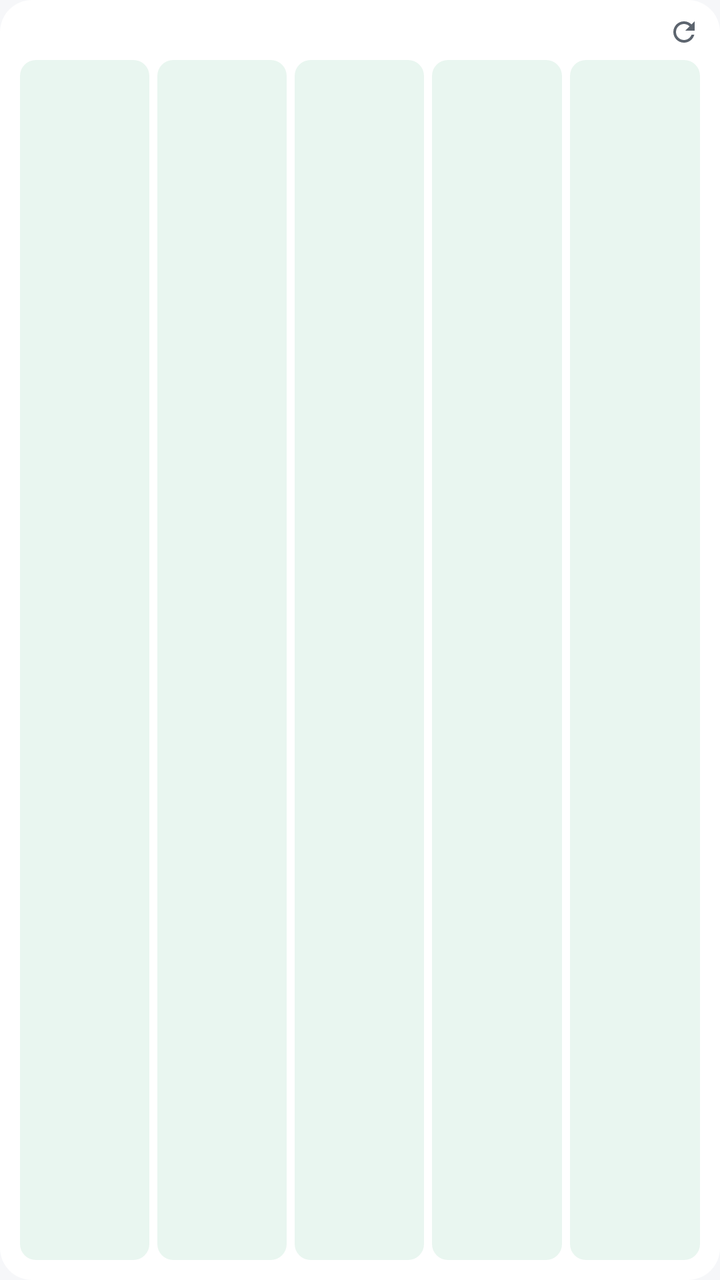
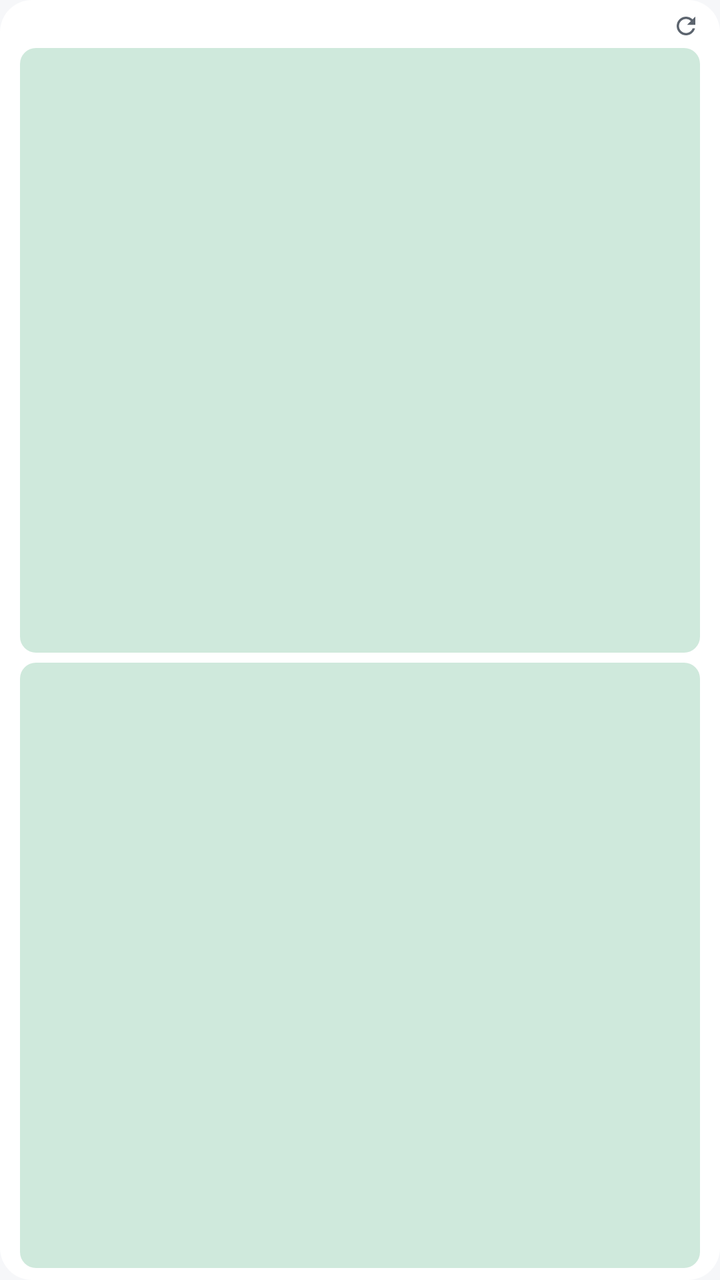

Before-and-after screenshots of an Android layout around one commit, followed by the original layout XML and the change that was made.
<!-- AndroidManifest.xml: application theme Theme.GzucmPocket -->
<!-- res/layout/widget_today_horizontal.xml -->
<?xml version="1.0" encoding="utf-8"?>
<LinearLayout xmlns:android="http://schemas.android.com/apk/res/android"
    android:id="@+id/widget_root"
    android:layout_width="match_parent"
    android:layout_height="match_parent"
    android:background="@drawable/widget_bg"
    android:orientation="vertical"
    android:paddingStart="10dp"
    android:paddingTop="8dp"
    android:paddingEnd="10dp"
    android:paddingBottom="10dp">

    <LinearLayout
        android:layout_width="match_parent"
        android:layout_height="wrap_content"
        android:gravity="center_vertical"
        android:orientation="horizontal">

        <TextView
            android:id="@+id/widget_header"
            android:layout_width="0dp"
            android:layout_height="wrap_content"
            android:layout_weight="1"
            android:ellipsize="end"
            android:maxLines="1"
            android:textColor="@color/widget_text_dim"
            android:textSize="10sp" />

        <ImageView
            android:id="@+id/widget_refresh"
            android:layout_width="16dp"
            android:layout_height="16dp"
            android:contentDescription="@string/widget_refresh"
            android:src="@drawable/ic_widget_refresh" />
    </LinearLayout>

    <FrameLayout
        android:layout_width="match_parent"
        android:layout_height="0dp"
        android:layout_weight="1">

        <LinearLayout
            android:id="@+id/widget_blocks"
            android:layout_width="match_parent"
            android:layout_height="match_parent"
            android:layout_marginTop="6dp"
            android:orientation="horizontal">

            <LinearLayout
                android:id="@+id/hb1"
                android:layout_width="0dp"
                android:layout_height="match_parent"
                android:layout_marginEnd="4dp"
                android:layout_weight="1"
                android:background="@drawable/widget_block"
                android:orientation="vertical"
                android:padding="5dp">

                <TextView
                    android:id="@+id/hb1_name"
                    android:layout_width="match_parent"
                    android:layout_height="wrap_content"
                    android:ellipsize="end"
                    android:maxLines="2"
                    android:textColor="@color/widget_block_text"
                    android:textSize="10sp" />

                <TextView
                    android:id="@+id/hb1_time"
                    android:layout_width="match_parent"
                    android:layout_height="wrap_content"
                    android:layout_marginTop="2dp"
                    android:ellipsize="end"
                    android:maxLines="1"
                    android:textColor="@color/widget_block_text"
                    android:textSize="8sp" />
            </LinearLayout>

            <LinearLayout
                android:id="@+id/hb2"
                android:layout_width="0dp"
                android:layout_height="match_parent"
                android:layout_marginEnd="4dp"
                android:layout_weight="1"
                android:background="@drawable/widget_block"
                android:orientation="vertical"
                android:padding="5dp">

                <TextView
                    android:id="@+id/hb2_name"
                    android:layout_width="match_parent"
                    android:layout_height="wrap_content"
                    android:ellipsize="end"
                    android:maxLines="2"
                    android:textColor="@color/widget_block_text"
                    android:textSize="10sp" />

                <TextView
                    android:id="@+id/hb2_time"
                    android:layout_width="match_parent"
                    android:layout_height="wrap_content"
                    android:layout_marginTop="2dp"
                    android:ellipsize="end"
                    android:maxLines="1"
                    android:textColor="@color/widget_block_text"
                    android:textSize="8sp" />
            </LinearLayout>

            <LinearLayout
                android:id="@+id/hb3"
                android:layout_width="0dp"
                android:layout_height="match_parent"
                android:layout_marginEnd="4dp"
                android:layout_weight="1"
                android:background="@drawable/widget_block"
                android:orientation="vertical"
                android:padding="5dp">

                <TextView
                    android:id="@+id/hb3_name"
                    android:layout_width="match_parent"
                    android:layout_height="wrap_content"
                    android:ellipsize="end"
                    android:maxLines="2"
                    android:textColor="@color/widget_block_text"
                    android:textSize="10sp" />

                <TextView
                    android:id="@+id/hb3_time"
                    android:layout_width="match_parent"
                    android:layout_height="wrap_content"
                    android:layout_marginTop="2dp"
                    android:ellipsize="end"
                    android:maxLines="1"
                    android:textColor="@color/widget_block_text"
                    android:textSize="8sp" />
            </LinearLayout>

            <LinearLayout
                android:id="@+id/hb4"
                android:layout_width="0dp"
                android:layout_height="match_parent"
                android:layout_marginEnd="4dp"
                android:layout_weight="1"
                android:background="@drawable/widget_block"
                android:orientation="vertical"
                android:padding="5dp">

                <TextView
                    android:id="@+id/hb4_name"
                    android:layout_width="match_parent"
                    android:layout_height="wrap_content"
                    android:ellipsize="end"
                    android:maxLines="2"
                    android:textColor="@color/widget_block_text"
                    android:textSize="10sp" />

                <TextView
                    android:id="@+id/hb4_time"
                    android:layout_width="match_parent"
                    android:layout_height="wrap_content"
                    android:layout_marginTop="2dp"
                    android:ellipsize="end"
                    android:maxLines="1"
                    android:textColor="@color/widget_block_text"
                    android:textSize="8sp" />
            </LinearLayout>

            <LinearLayout
                android:id="@+id/hb5"
                android:layout_width="0dp"
                android:layout_height="match_parent"
                android:layout_weight="1"
                android:background="@drawable/widget_block"
                android:orientation="vertical"
                android:padding="5dp">

                <TextView
                    android:id="@+id/hb5_name"
                    android:layout_width="match_parent"
                    android:layout_height="wrap_content"
                    android:ellipsize="end"
                    android:maxLines="2"
                    android:textColor="@color/widget_block_text"
                    android:textSize="10sp" />

                <TextView
                    android:id="@+id/hb5_time"
                    android:layout_width="match_parent"
                    android:layout_height="wrap_content"
                    android:layout_marginTop="2dp"
                    android:ellipsize="end"
                    android:maxLines="1"
                    android:textColor="@color/widget_block_text"
                    android:textSize="8sp" />
            </LinearLayout>
        </LinearLayout>

        <TextView
            android:id="@+id/widget_empty"
            android:layout_width="match_parent"
            android:layout_height="match_parent"
            android:gravity="center_vertical"
            android:textColor="@color/widget_text_dim"
            android:textSize="12sp"
            android:visibility="gone" />
    </FrameLayout>
</LinearLayout>
<!-- resources referenced by this layout -->
<resources>
  <color name="widget_block_text">#0B3B29</color>
  <color name="widget_text_dim">#5C646E</color>
  <!-- drawable ic_widget_refresh (drawable) -->
  <?xml version="1.0" encoding="utf-8"?>
  <vector xmlns:android="http://schemas.android.com/apk/res/android"
      android:width="24dp"
      android:height="24dp"
      android:viewportWidth="24"
      android:viewportHeight="24">
      <path
          android:fillColor="@color/widget_text_dim"
          android:pathData="M17.65,6.35C16.2,4.9 14.21,4 12,4c-4.42,0 -7.99,3.58 -8,8s3.57,8 8,8c3.73,0 6.84,-2.55 7.73,-6h-2.08c-0.82,2.33 -3.04,4 -5.65,4 -3.31,0 -6,-2.69 -6,-6s2.69,-6 6,-6c1.66,0 3.14,0.69 4.22,1.78L13,11h7V4l-2.35,2.35z" />
  </vector>
  <!-- drawable widget_bg (drawable) -->
  <?xml version="1.0" encoding="utf-8"?>
  <shape xmlns:android="http://schemas.android.com/apk/res/android"
      android:shape="rectangle">
      <solid android:color="@color/widget_bg" />
      <corners android:radius="16dp" />
  </shape>
  <!-- drawable widget_block (drawable) -->
  <?xml version="1.0" encoding="utf-8"?>
  <shape xmlns:android="http://schemas.android.com/apk/res/android"
      android:shape="rectangle">
      <solid android:color="@color/widget_block" />
      <corners android:radius="8dp" />
  </shape>
  <string name="widget_refresh">刷新课表</string>
  <style name="Theme.GzucmPocket" parent="@android:style/Theme.Material.NoActionBar">
          
          <item name="android:statusBarColor">@android:color/transparent</item>
          <item name="android:navigationBarColor">@android:color/transparent</item>
          <item name="android:windowDrawsSystemBarBackgrounds">true</item>
          
          <item name="android:windowBackground">@color/window_background</item>
          <item name="android:windowLightStatusBar">@bool/light_system_bars</item>
          <item name="android:windowLightNavigationBar">@bool/light_system_bars</item>
          <item name="android:enforceStatusBarContrast">false</item>
          <item name="android:enforceNavigationBarContrast">false</item>
      </style>
  <color name="widget_bg">#FFFFFF</color>
  <color name="widget_block">#E9F6F0</color>
  <color name="window_background">#F6F7F9</color>
</resources>

<!-- the commit's change to res/layout/widget_today_horizontal.xml (unified diff, before → after) -->
@@ -6,9 +6,9 @@
     android:background="@drawable/widget_bg"
     android:orientation="vertical"
     android:paddingStart="10dp"
-    android:paddingTop="8dp"
+    android:paddingTop="6dp"
     android:paddingEnd="10dp"
-    android:paddingBottom="10dp">
+    android:paddingBottom="6dp">
 
     <LinearLayout
         android:layout_width="match_parent"
@@ -24,185 +24,162 @@
             android:ellipsize="end"
             android:maxLines="1"
             android:textColor="@color/widget_text_dim"
-            android:textSize="10sp" />
+            android:textSize="9sp" />
 
         <ImageView
             android:id="@+id/widget_refresh"
-            android:layout_width="16dp"
-            android:layout_height="16dp"
+            android:layout_width="14dp"
+            android:layout_height="14dp"
             android:contentDescription="@string/widget_refresh"
             android:src="@drawable/ic_widget_refresh" />
     </LinearLayout>
 
-    <FrameLayout
+    <LinearLayout
+        android:id="@+id/c1"
         android:layout_width="match_parent"
         android:layout_height="0dp"
-        android:layout_weight="1">
+        android:layout_marginTop="4dp"
+        android:layout_weight="1"
+        android:background="@drawable/widget_block"
+        android:gravity="center_vertical"
+        android:orientation="vertical"
+        android:paddingStart="8dp"
+        android:paddingTop="3dp"
+        android:paddingEnd="8dp"
+        android:paddingBottom="3dp">
+
+        <TextView
+            android:id="@+id/c1_start"
+            android:layout_width="46dp"
+            android:layout_height="wrap_content"
+            android:ellipsize="end"
+            android:maxLines="1"
+            android:textColor="@color/widget_text_dim"
+            android:textSize="9sp" />
 
         <LinearLayout
-            android:id="@+id/widget_blocks"
             android:layout_width="match_parent"
-            android:layout_height="match_parent"
-            android:layout_marginTop="6dp"
+            android:layout_height="wrap_content"
+            android:gravity="center_vertical"
             android:orientation="horizontal">
 
-            <LinearLayout
-                android:id="@+id/hb1"
+            <TextView
+                android:id="@+id/c1_end"
+                android:layout_width="46dp"
+                android:layout_height="wrap_content"
+                android:maxLines="1"
+                android:paddingStart="7dp"
+                android:textColor="@color/widget_text_dim"
+                android:textSize="9sp" />
+
+            <TextView
+                android:id="@+id/c1_name"
                 android:layout_width="0dp"
-                android:layout_height="match_parent"
-                android:layout_marginEnd="4dp"
+                android:layout_height="wrap_content"
                 android:layout_weight="1"
-                android:background="@drawable/widget_block"
-                android:orientation="vertical"
-                android:padding="5dp">
+                android:ellipsize="end"
+                android:maxLines="1"
+                android:textColor="@color/widget_text"
+                android:textSize="11sp" />
 
-                <TextView
-                    android:id="@+id/hb1_name"
-                    android:layout_width="match_parent"
-                    android:layout_height="wrap_content"
-                    android:ellipsize="end"
-                    android:maxLines="2"
-                    android:textColor="@color/widget_block_text"
-                    android:textSize="10sp" />
+            <TextView
+                android:id="@+id/c1_room"
+                android:layout_width="60dp"
+                android:layout_height="wrap_content"
+                android:ellipsize="end"
+                android:maxLines="1"
+                android:textColor="@color/widget_text_dim"
+                android:textSize="9sp" />
 
-                <TextView
-                    android:id="@+id/hb1_time"
-                    android:layout_width="match_parent"
-                    android:layout_height="wrap_content"
-                    android:layout_marginTop="2dp"
-                    android:ellipsize="end"
-                    android:maxLines="1"
-                    android:textColor="@color/widget_block_text"
-                    android:textSize="8sp" />
-            </LinearLayout>
+            <TextView
+                android:id="@+id/c1_teacher"
+                android:layout_width="34dp"
+                android:layout_height="wrap_content"
+                android:ellipsize="end"
+                android:gravity="end"
+                android:maxLines="1"
+                android:textColor="@color/widget_text_dim"
+                android:textSize="9sp" />
+        </LinearLayout>
+    </LinearLayout>
 
-            <LinearLayout
-                android:id="@+id/hb2"
-                android:layout_width="0dp"
-                android:layout_height="match_parent"
-                android:layout_marginEnd="4dp"
-                android:layout_weight="1"
-                android:background="@drawable/widget_block"
-                android:orientation="vertical"
-                android:padding="5dp">
-
-                <TextView
-                    android:id="@+id/hb2_name"
-                    android:layout_width="match_parent"
-                    android:layout_height="wrap_content"
-                    android:ellipsize="end"
-                    android:maxLines="2"
-                    android:textColor="@color/widget_block_text"
-                    android:textSize="10sp" />
-
-                <TextView
-                    android:id="@+id/hb2_time"
-                    android:layout_width="match_parent"
-                    android:layout_height="wrap_content"
-                    android:layout_marginTop="2dp"
-                    android:ellipsize="end"
-                    android:maxLines="1"
-                    android:textColor="@color/widget_block_text"
-                    android:textSize="8sp" />
-            </LinearLayout>
-
-            <LinearLayout
-                android:id="@+id/hb3"
-                android:layout_width="0dp"
-                android:layout_height="match_parent"
-                android:layout_marginEnd="4dp"
-                android:layout_weight="1"
-                android:background="@drawable/widget_block"
-                android:orientation="vertical"
-                android:padding="5dp">
-
-                <TextView
-                    android:id="@+id/hb3_name"
-                    android:layout_width="match_parent"
-                    android:layout_height="wrap_content"
-                    android:ellipsize="end"
-                    android:maxLines="2"
-                    android:textColor="@color/widget_block_text"
-                    android:textSize="10sp" />
-
-                <TextView
-                    android:id="@+id/hb3_time"
-                    android:layout_width="match_parent"
-                    android:layout_height="wrap_content"
-                    android:layout_marginTop="2dp"
-                    android:ellipsize="end"
-                    android:maxLines="1"
-                    android:textColor="@color/widget_block_text"
-                    android:textSize="8sp" />
-            </LinearLayout>
-
-            <LinearLayout
-                android:id="@+id/hb4"
-                android:layout_width="0dp"
-                android:layout_height="match_parent"
-                android:layout_marginEnd="4dp"
-                android:layout_weight="1"
-                android:background="@drawable/widget_block"
-                android:orientation="vertical"
-                android:padding="5dp">
-
-                <TextView
-                    android:id="@+id/hb4_name"
-                    android:layout_width="match_parent"
-                    android:layout_height="wrap_content"
-                    android:ellipsize="end"
-                    android:maxLines="2"
-                    android:textColor="@color/widget_block_text"
-                    android:textSize="10sp" />
-
-                <TextView
-                    android:id="@+id/hb4_time"
-                    android:layout_width="match_parent"
-                    android:layout_height="wrap_content"
-                    android:layout_marginTop="2dp"
-                    android:ellipsize="end"
-                    android:maxLines="1"
-                    android:textColor="@color/widget_block_text"
-                    android:textSize="8sp" />
-            </LinearLayout>
-
-            <LinearLayout
-                android:id="@+id/hb5"
-                android:layout_width="0dp"
-                android:layout_height="match_parent"
-                android:layout_weight="1"
-                android:background="@drawable/widget_block"
-                android:orientation="vertical"
-                android:padding="5dp">
-
-                <TextView
-                    android:id="@+id/hb5_name"
-                    android:layout_width="match_parent"
-                    android:layout_height="wrap_content"
-                    android:ellipsize="end"
-                    android:maxLines="2"
-                    android:textColor="@color/widget_block_text"
-                    android:textSize="10sp" />
-
-                <TextView
-                    android:id="@+id/hb5_time"
-                    android:layout_width="match_parent"
-                    android:layout_height="wrap_content"
-                    android:layout_marginTop="2dp"
-                    android:ellipsize="end"
-                    android:maxLines="1"
-                    android:textColor="@color/widget_block_text"
-                    android:textSize="8sp" />
-            </LinearLayout>
-        </LinearLayout>
+    <LinearLayout
+        android:id="@+id/c2"
+        android:layout_width="match_parent"
+        android:layout_height="0dp"
+        android:layout_marginTop="5dp"
+        android:layout_weight="1"
+        android:background="@drawable/widget_block"
+        android:gravity="center_vertical"
+        android:orientation="vertical"
+        android:paddingStart="8dp"
+        android:paddingTop="3dp"
+        android:paddingEnd="8dp"
+        android:paddingBottom="3dp">
 
         <TextView
-            android:id="@+id/widget_empty"
+            android:id="@+id/c2_start"
+            android:layout_width="46dp"
+            android:layout_height="wrap_content"
+            android:ellipsize="end"
+            android:maxLines="1"
+            android:textColor="@color/widget_text_dim"
+            android:textSize="9sp" />
+
+        <LinearLayout
             android:layout_width="match_parent"
-            android:layout_height="match_parent"
+            android:layout_height="wrap_content"
             android:gravity="center_vertical"
-            android:textColor="@color/widget_text_dim"
-            android:textSize="12sp"
-            android:visibility="gone" />
-    </FrameLayout>
+            android:orientation="horizontal">
+
+            <TextView
+                android:id="@+id/c2_end"
+                android:layout_width="46dp"
+                android:layout_height="wrap_content"
+                android:maxLines="1"
+                android:paddingStart="7dp"
+                android:textColor="@color/widget_text_dim"
+                android:textSize="9sp" />
+
+            <TextView
+                android:id="@+id/c2_name"
+                android:layout_width="0dp"
+                android:layout_height="wrap_content"
+                android:layout_weight="1"
+                android:ellipsize="end"
+                android:maxLines="1"
+                android:textColor="@color/widget_text"
+                android:textSize="11sp" />
+
+            <TextView
+                android:id="@+id/c2_room"
+                android:layout_width="60dp"
+                android:layout_height="wrap_content"
+                android:ellipsize="end"
+                android:maxLines="1"
+                android:textColor="@color/widget_text_dim"
+                android:textSize="9sp" />
+
+            <TextView
+                android:id="@+id/c2_teacher"
+                android:layout_width="34dp"
+                android:layout_height="wrap_content"
+                android:ellipsize="end"
+                android:gravity="end"
+                android:maxLines="1"
+                android:textColor="@color/widget_text_dim"
+                android:textSize="9sp" />
+        </LinearLayout>
+    </LinearLayout>
+
+    
+    <TextView
+        android:id="@+id/widget_empty"
+        android:layout_width="match_parent"
+        android:layout_height="0dp"
+        android:layout_weight="1"
+        android:gravity="center"
+        android:textColor="@color/widget_text_dim"
+        android:textSize="12sp"
+        android:visibility="gone" />
 </LinearLayout>
<!-- resource entries referenced after the edit -->
@@ -1,6 +1,6 @@
 <!-- resources referenced by this layout -->
 <resources>
-  <color name="widget_block_text">#0B3B29</color>
+  <color name="widget_text">#14181C</color>
   <color name="widget_text_dim">#5C646E</color>
   <!-- drawable ic_widget_refresh (drawable) -->
   <?xml version="1.0" encoding="utf-8"?>
@@ -41,7 +41,7 @@
           <item name="android:enforceNavigationBarContrast">false</item>
       </style>
   <color name="widget_bg">#FFFFFF</color>
-  <color name="widget_block">#E9F6F0</color>
+  <color name="widget_block">#CFE9DC</color>
   <color name="window_background">#F6F7F9</color>
 </resources>
 
